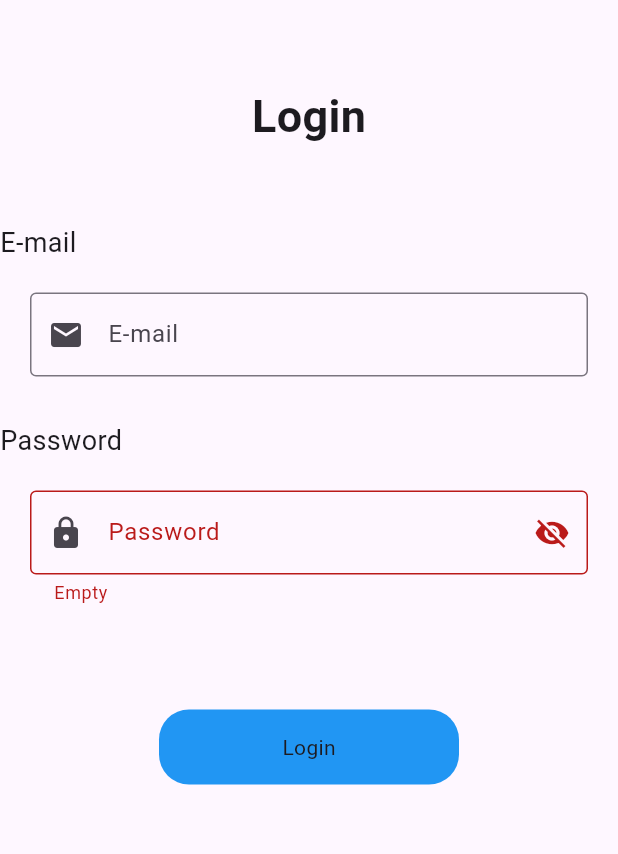
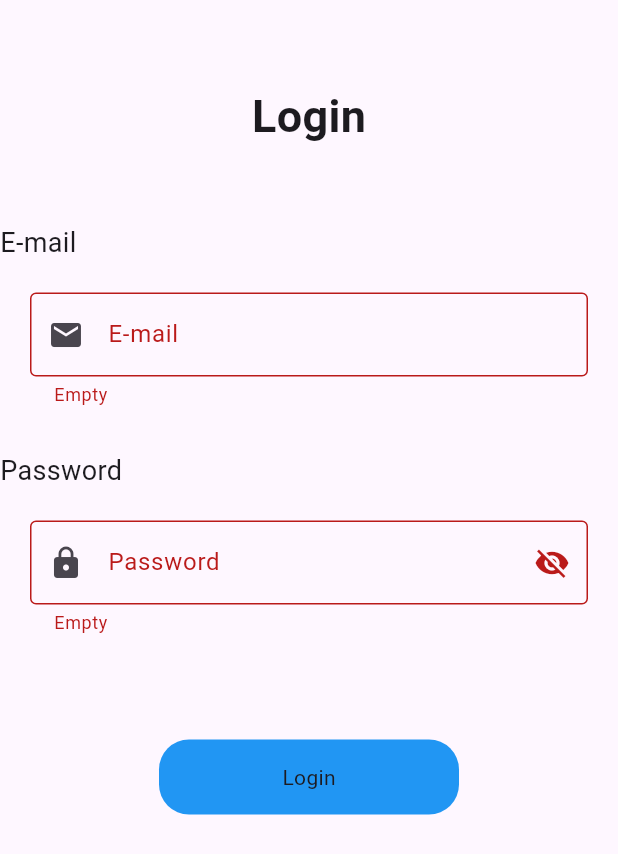
Before and after one commit to Hiei40/F12, a Flutter app: the screen it shows after launch, after a tap on "Login", on a phone screen of 412 x 824 dp. Shown: the top 854 px of the screen. Run offline on Flutter 3.47's test engine with Material 3 defaults, Android fonts, the phone set to English and light mode, and no system bars.

Commit message:
Login Session

```diff
--- a/lib/Login.dart
+++ b/lib/Login.dart
@@ -50,7 +50,18 @@ class _LoginState extends State<Login> {
               Controller: Email,
               Label: 'E-mail',
               icon: Icons.email,
-              keyboard: TextInputType.phone,
+              keyboard: TextInputType.emailAddress,
+              valdaitor: (String? Value){
+if(                Value!.isEmpty){
+  return "Empty";
+
+}
+if (!Value.contains("@")) {
+  return "email is False";
+}
+
+return null;
+              },
             ),
             SizedBox(
               height: 10,
--- a/lib/widget/CustomTextFormField.dart
+++ b/lib/widget/CustomTextFormField.dart
@@ -2,11 +2,12 @@ import 'package:flutter/cupertino.dart';
 import 'package:flutter/material.dart';
 
 class Customtextformfield extends StatelessWidget {
-  const Customtextformfield({super.key, required this.Controller, required this.Label, required this.icon, required this.keyboard});
+  const Customtextformfield({super.key, required this.Controller, required this.Label, required this.icon, required this.keyboard, this.valdaitor});
 final TextEditingController Controller;
 final String  Label;
 final IconData icon;
 final TextInputType keyboard;
+final String? Function(String?)?  valdaitor;
   @override
   Widget build(BuildContext context) {
     return     Padding(
@@ -15,12 +16,14 @@ final TextInputType keyboard;
         controller: Controller,
         decoration: InputDecoration(
           border: OutlineInputBorder(),
-          // hintText: "E-mail"
           labelText: Label,
           prefixIcon: Icon(icon),
 
 
         ),
+
+        validator: valdaitor,
+
         keyboardType:keyboard ,
       ),
     );
```
